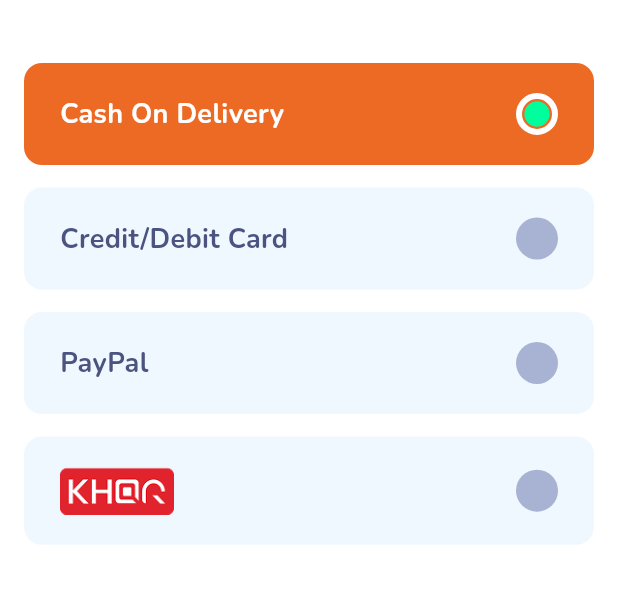
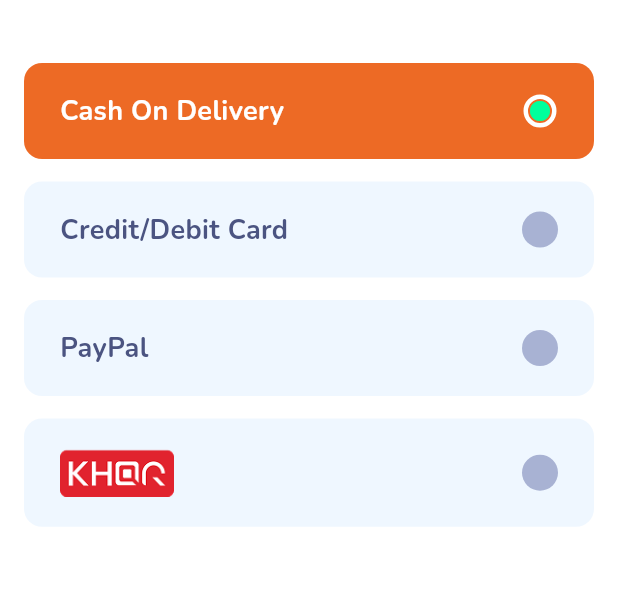
Before and after one commit to BunhengG/phone_accessories_shop, a Flutter app: the PaymentMethodScreen screen opened directly, on a phone screen of 412 x 824 dp, the part 96-700 px from its top. Run offline on Flutter 3.47's test engine with Material 3 defaults, Android fonts, the phone set to English and light mode, and no system bars; our stand-ins replace cached_network_image, equatable, flutter_bloc, geolocator, google_fonts, google_maps_flutter and 1 more; accounts and stored records are empty; generated files the repository leaves out were written again; network calls fail.

Commit message:
Update PaymentMethod

```diff
--- a/lib/screens/NotificationScreen/notification_screen.dart
+++ b/lib/screens/NotificationScreen/notification_screen.dart
@@ -5,6 +5,6 @@
 
   @override
   Widget build(BuildContext context) {
-    return Scaffold();
+    return const Scaffold();
   }
 }
--- a/lib/screens/PaymentMethod/PaymentMethodCubit.dart
+++ b/lib/screens/PaymentMethod/PaymentMethodCubit.dart
@@ -1,7 +1,7 @@
 import 'package:flutter_bloc/flutter_bloc.dart';
 
 class PaymentMethodCubit extends Cubit<String> {
-  PaymentMethodCubit(String initialPaymentMethod) : super(initialPaymentMethod);
+  PaymentMethodCubit(super.initialPaymentMethod);
 
   void selectPaymentMethod(String paymentMethod) {
     emit(paymentMethod);
--- a/lib/screens/PaymentMethod/Widgets/buildCustomRadio.dart
+++ b/lib/screens/PaymentMethod/Widgets/buildCustomRadio.dart
@@ -9,21 +9,21 @@
       shape: BoxShape.circle,
       color: isSelected ? primaryColor : placeholderColor,
     ),
-    width: 28,
-    height: 28,
+    width: 24,
+    height: 24,
     child: isSelected
         ? Center(
             child: Container(
               decoration: BoxDecoration(
                 borderRadius: BorderRadius.circular(100),
                 border: Border.all(
-                  width: 4,
+                  width: 3,
                   color: backgroundColor,
                 ),
               ),
               child: const Icon(
                 Icons.circle,
-                size: 20,
+                size: 16,
                 color: Color(0xFF00FF9C),
               ),
             ),
--- a/lib/screens/ProfileScreen/profile_screen.dart
+++ b/lib/screens/ProfileScreen/profile_screen.dart
@@ -5,6 +5,6 @@
 
   @override
   Widget build(BuildContext context) {
-    return Scaffold();
+    return const Scaffold();
   }
 }
--- a/lib/screens/ReceiptScreen/receipt_screen.dart
+++ b/lib/screens/ReceiptScreen/receipt_screen.dart
@@ -5,6 +5,6 @@
 
   @override
   Widget build(BuildContext context) {
-    return Scaffold();
+    return const Scaffold();
   }
 }
```
Also changed, not shown: lib/screens/PaymentMethod/payment_method.dart (+0 -132 lines).
